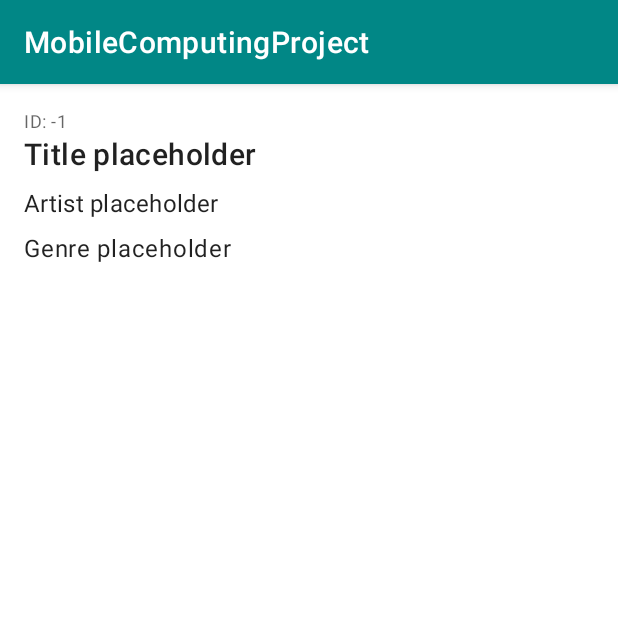
After one commit to Garymicallef44/Mobile-Computing-app, an Android app: the TrackActivity screen opened directly, with no data from a screen before it, on a phone screen of 412 x 824 dp, the top half of it. The commit adds this screen. Run offline under Robolectric (Android 15) with nearby library versions, the phone set to English and light mode, and no system bars.

Commit message:
Clicking on a track's card in playlist now creates an intent listing all the details

```diff
--- a/app/src/main/AndroidManifest.xml
+++ b/app/src/main/AndroidManifest.xml
@@ -22,6 +22,8 @@
                 <category android:name="android.intent.category.LAUNCHER" />
             </intent-filter>
         </activity>
+        <activity android:name=".TrackActivity"
+            android:exported="false" />
     </application>
 
 </manifest>
--- /dev/null
+++ b/app/src/main/java/com/example/mobilecomputingproject/TrackActivity.java
@@ -0,0 +1,38 @@
+package com.example.mobilecomputingproject;
+
+import android.os.Bundle;
+import androidx.annotation.Nullable;
+import androidx.appcompat.app.AppCompatActivity;
+import android.widget.TextView;
+import com.example.mobilecomputingproject.R;
+
+public class TrackActivity extends AppCompatActivity {
+    public static final String EXTRA_ID     = "id";
+    public static final String EXTRA_TITLE  = "title";
+    public static final String EXTRA_ARTIST = "artist";
+    public static final String EXTRA_GENRE  = "genre";
+
+    @Override
+    protected void onCreate(@Nullable Bundle savedInstanceState) {
+        super.onCreate(savedInstanceState);
+        setContentView(R.layout.activity_track);  // inflate the layout
+
+        // 1) Find views
+        TextView tvId = findViewById(R.id.trackId);
+        TextView tvTitle = findViewById(R.id.trackTitle);
+        TextView tvArtist = findViewById(R.id.trackArtist);
+        TextView tvGenre = findViewById(R.id.trackGenre);
+
+        // 2) Get Intent extras
+        int id = getIntent().getIntExtra(EXTRA_ID, -1);  // default -1 if missing
+        String title = getIntent().getStringExtra(EXTRA_TITLE);
+        String artist = getIntent().getStringExtra(EXTRA_ARTIST);
+        String genre = getIntent().getStringExtra(EXTRA_GENRE);
+
+        // 3) Populate UI
+        tvId.setText("ID: " + id);  // even if id == -1, show fallback
+        if (title != null) tvTitle .setText(title);
+        if (artist != null) tvArtist.setText(artist);
+        if (genre != null) tvGenre .setText(genre);
+    }
+}
--- a/app/src/main/java/com/example/mobilecomputingproject/ui/TrackListAdapter.java
+++ b/app/src/main/java/com/example/mobilecomputingproject/ui/TrackListAdapter.java
@@ -1,5 +1,6 @@
 package com.example.mobilecomputingproject.ui;
 
+import android.content.Intent;
 import android.view.LayoutInflater;
 import android.view.View;
 import android.view.ViewGroup;
@@ -10,6 +11,8 @@ import androidx.cardview.widget.CardView;
 import androidx.recyclerview.widget.RecyclerView;
 
 import com.example.mobilecomputingproject.R;
+import com.example.mobilecomputingproject.TrackActivity;
+import com.example.mobilecomputingproject.data.TrackHelper;
 import com.example.mobilecomputingproject.data.TrackItem;
 
 import java.util.ArrayList;
@@ -44,9 +47,16 @@ public class TrackListAdapter extends RecyclerView.Adapter<TrackListAdapter.View
 
         // Attach click listener to the card (or the entire itemView)
         holder.card.setOnClickListener(v -> {
-            if (listener != null && holder.getBindingAdapterPosition() != RecyclerView.NO_POSITION) {
-                listener.onItemClick(items.get(holder.getBindingAdapterPosition()));
-            }
+            Intent intent = new Intent(v.getContext(), TrackActivity.class);
+
+            TrackHelper trackHelper = new TrackHelper(v.getContext());
+
+            intent.putExtra("id", track.getId());
+            intent.putExtra("title", track.getTitle());
+            intent.putExtra("artist", track.getArtist());
+            intent.putExtra("genre", track.getGenre());
+            v.getContext().startActivity(intent);
+
         });
     }
 
--- a/app/src/main/java/com/example/mobilecomputingproject/ui/playlists/PlaylistsFragment.java
+++ b/app/src/main/java/com/example/mobilecomputingproject/ui/playlists/PlaylistsFragment.java
@@ -1,10 +1,10 @@
 package com.example.mobilecomputingproject.ui.playlists;
 
+import android.content.Intent;
 import android.os.Bundle;
 import android.view.LayoutInflater;
 import android.view.View;
 import android.view.ViewGroup;
-import android.widget.Toast;
 
 import androidx.annotation.NonNull;
 import androidx.fragment.app.Fragment;
@@ -15,6 +15,8 @@ import androidx.recyclerview.widget.RecyclerView;
 import com.example.mobilecomputingproject.R;
 import com.example.mobilecomputingproject.TrackLibViewModel;
 import com.example.mobilecomputingproject.ui.TrackListAdapter;
+import com.example.mobilecomputingproject.TrackActivity;
+
 
 public class PlaylistsFragment extends Fragment {
 
@@ -39,8 +41,13 @@ public class PlaylistsFragment extends Fragment {
         // 2) Adapter and click listener
         adapter = new TrackListAdapter();
         adapter.setOnItemClickListener(item -> {
-            // Handle click: show toast or navigate
-            Toast.makeText(requireContext(), "Clicked: " + item.getTitle(), Toast.LENGTH_LONG).show();
+            // create and launch the intent here
+            Intent intent = new Intent(requireContext(), TrackActivity.class);
+            intent.putExtra(TrackActivity.EXTRA_ID,     item.getId());
+            intent.putExtra(TrackActivity.EXTRA_TITLE,  item.getTitle());
+            intent.putExtra(TrackActivity.EXTRA_ARTIST, item.getArtist());
+            intent.putExtra(TrackActivity.EXTRA_GENRE,  item.getGenre());
+            startActivity(intent);
         });
         rv.setAdapter(adapter);
 
--- /dev/null
+++ b/app/src/main/res/layout/activity_track.xml
@@ -0,0 +1,43 @@
+<?xml version="1.0" encoding="utf-8"?>
+<ScrollView xmlns:android="http://schemas.android.com/apk/res/android"
+    android:layout_width="match_parent"
+    android:layout_height="match_parent"
+    android:padding="16dp">
+
+    <LinearLayout
+        android:layout_width="match_parent"
+        android:layout_height="wrap_content"
+        android:orientation="vertical">
+
+        <TextView
+            android:id="@+id/trackId"
+            android:layout_width="match_parent"
+            android:layout_height="wrap_content"
+            android:text="ID placeholder"
+            android:textAppearance="?attr/textAppearanceCaption"/>
+
+        <TextView
+            android:id="@+id/trackTitle"
+            android:layout_width="match_parent"
+            android:layout_height="wrap_content"
+            android:text="Title placeholder"
+            android:textAppearance="?attr/textAppearanceHeadline6"
+            android:paddingBottom="8dp"/>
+
+        <TextView
+            android:id="@+id/trackArtist"
+            android:layout_width="match_parent"
+            android:layout_height="wrap_content"
+            android:text="Artist placeholder"
+            android:textAppearance="?attr/textAppearanceSubtitle1"
+            android:paddingBottom="8dp"/>
+
+        <TextView
+            android:id="@+id/trackGenre"
+            android:layout_width="match_parent"
+            android:layout_height="wrap_content"
+            android:text="Genre placeholder"
+            android:textAppearance="?attr/textAppearanceBody1"
+            android:paddingBottom="8dp"/>
+    </LinearLayout>
+</ScrollView>
```
